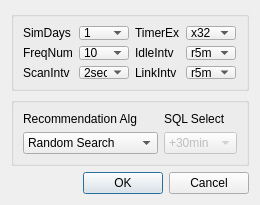
This is link/linkdlg.ui in lzhengp1986/AutoTechSim as Qt 5 draws it before an edit. The edited form follows.
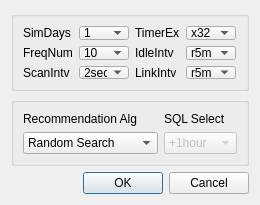
This is the edited form.

Commit message: 交换sql规则顺序

What changed in the file:
```diff
--- a/link/linkdlg.ui
+++ b/link/linkdlg.ui
@@ -350,11 +350,6 @@
         <property name="enabled">
          <bool>false</bool>
         </property>
-        <item>
-         <property name="text">
-          <string>+30min</string>
-         </property>
-        </item>
         <item>
          <property name="text">
           <string>+1hour</string>
```
Left out of the diff: 5 changed lines with no effect on the pictures. The commit also changes 1 other file.
